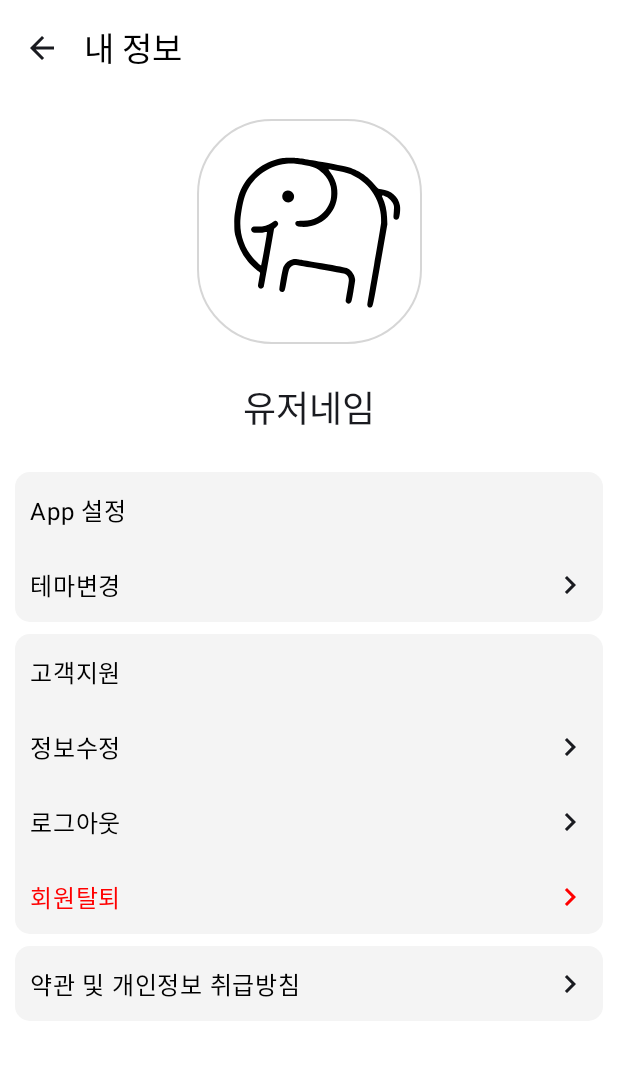
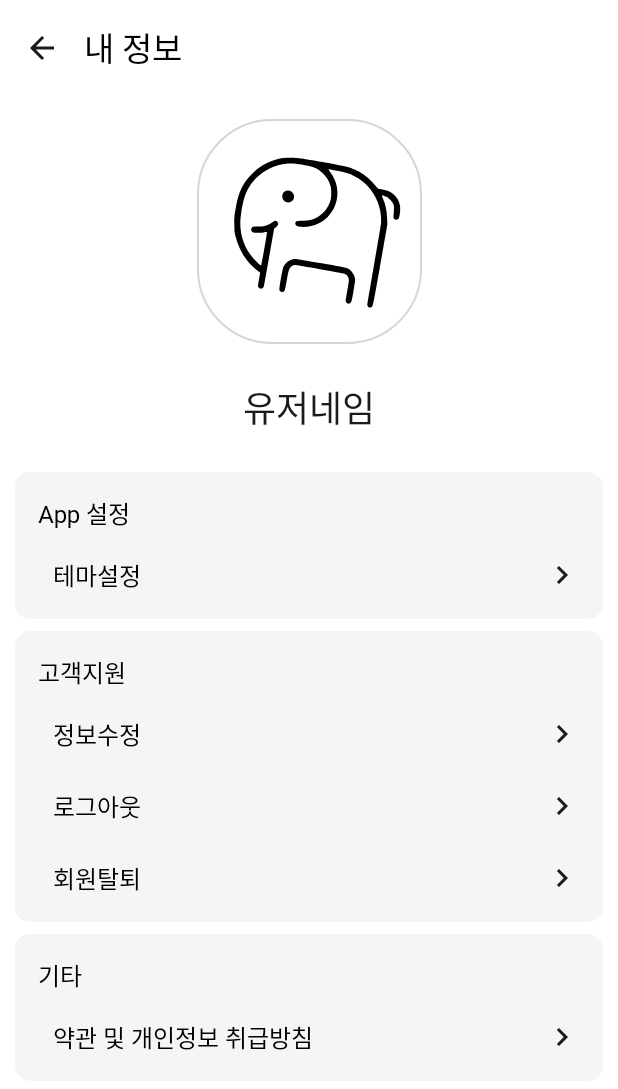
Before and after one commit to COINKIRI/Coinkiri-android, an Android app built with Jetpack Compose: the ProfileScreen screen opened through its navigation route, on a phone screen of 412 x 824 dp. Shown: the top 1089 px of the screen. Run offline under Robolectric (Android 15) with nearby library versions, the phone set to English and light mode, and no system bars; our stand-ins replace Dagger/Hilt's generated code; Roboto replaces fonts that are not available here.

Commit message:
refactor: 기존 설정옵션 SettingOptionsItem 컴포넌트로 통합

```diff
--- a/app/src/main/java/com/coinkiri/coinkiri/ui/profile/ProfileScreen.kt
+++ b/app/src/main/java/com/coinkiri/coinkiri/ui/profile/ProfileScreen.kt
@@ -1,6 +1,7 @@
 package com.coinkiri.coinkiri.ui.profile
 
 import androidx.compose.foundation.background
+import androidx.compose.foundation.layout.Arrangement
 import androidx.compose.foundation.layout.Column
 import androidx.compose.foundation.layout.PaddingValues
 import androidx.compose.foundation.layout.Spacer
@@ -8,7 +9,6 @@ import androidx.compose.foundation.layout.fillMaxSize
 import androidx.compose.foundation.layout.height
 import androidx.compose.foundation.layout.padding
 import androidx.compose.material3.Scaffold
-import androidx.compose.material3.Text
 import androidx.compose.runtime.Composable
 import androidx.compose.ui.Alignment
 import androidx.compose.ui.Modifier
@@ -19,10 +19,8 @@ import com.coinkiri.coinkiri.R
 import com.coinkiri.coinkiri.core.designsystem.component.topappbar.CoinkiriTopBar
 import com.coinkiri.coinkiri.core.designsystem.theme.CoinkiriTheme
 import com.coinkiri.coinkiri.core.designsystem.theme.White
-import com.coinkiri.coinkiri.ui.profile.component.FirstSettingList
-import com.coinkiri.coinkiri.ui.profile.component.ProfileImg
-import com.coinkiri.coinkiri.ui.profile.component.SecondSettingList
-import com.coinkiri.coinkiri.ui.profile.component.ThirdSettingList
+import com.coinkiri.coinkiri.ui.profile.component.SettingOptionsItem
+import com.coinkiri.coinkiri.ui.profile.component.OptionItem
 import com.coinkiri.coinkiri.ui.profile.component.UserInfoItem
 
 @Composable
@@ -36,7 +34,9 @@ fun ProfileScreen(
             )
         },
         content = { padding ->
-            ProfileContent(padding)
+            ProfileContent(
+                padding
+            )
         }
     )
 }
@@ -57,30 +57,59 @@ private fun ProfileContent(
     padding: PaddingValues
 ) {
     Column(
+        horizontalAlignment = Alignment.CenterHorizontally,
         modifier = Modifier
             .padding(padding)
             .fillMaxSize()
-            .background(White),
-        horizontalAlignment = Alignment.CenterHorizontally
+            .background(White)
     ) {
         UserInfoItem()
         Column(
-            modifier = Modifier
-                .padding(10.dp),
+            verticalArrangement = Arrangement.spacedBy(8.dp),
+            modifier = Modifier.padding(10.dp),
         ) {
-            FirstSettingList()
-            Spacer(modifier = Modifier.height(8.dp))
-            SecondSettingList()
-            Spacer(modifier = Modifier.height(8.dp))
-            ThirdSettingList()
+            SettingOptionsItem(
+                title = "App 설정"
+            ) {
+                OptionItem(
+                    text = "테마설정",
+                    onOptionClick = { /*TODO*/ }
+                )
+            }
+            SettingOptionsItem(
+                title = "고객지원"
+            ) {
+                OptionItem(
+                    text = "정보수정",
+                    onOptionClick = { /*TODO*/ }
+                )
+                OptionItem(
+                    text = "로그아웃",
+                    onOptionClick = { /*TODO*/ }
+                )
+                OptionItem(
+                    text = "회원탈퇴",
+                    onOptionClick = { /*TODO*/ }
+                )
+            }
+            SettingOptionsItem(
+                title = "기타"
+            ) {
+                OptionItem(
+                    text = "약관 및 개인정보 취급방침",
+                    onOptionClick = { /*TODO*/ }
+                )
+            }
         }
     }
 }
 
 @Preview
 @Composable
-fun ProfileScreenPreview() {
+private fun ProfileScreenPreview() {
     CoinkiriTheme {
-        ProfileScreen(onBackClick = { Unit })
+        ProfileScreen(
+            onBackClick = { }
+        )
     }
 }
--- a/app/src/main/java/com/coinkiri/coinkiri/ui/profile/component/FirstSettingList.kt
+++ /dev/null
@@ -1,91 +0,0 @@
-package com.coinkiri.coinkiri.ui.profile.component
-
-import androidx.compose.foundation.layout.Column
-import androidx.compose.foundation.layout.Row
-import androidx.compose.foundation.layout.fillMaxSize
-import androidx.compose.foundation.layout.fillMaxWidth
-import androidx.compose.foundation.layout.height
-import androidx.compose.foundation.layout.padding
-import androidx.compose.foundation.layout.wrapContentSize
-import androidx.compose.foundation.shape.RoundedCornerShape
-import androidx.compose.material.icons.Icons
-import androidx.compose.material.icons.filled.ChevronRight
-import androidx.compose.material3.Card
-import androidx.compose.material3.CardDefaults
-import androidx.compose.material3.Icon
-import androidx.compose.material3.Text
-import androidx.compose.runtime.Composable
-import androidx.compose.ui.Alignment
-import androidx.compose.ui.Modifier
-import androidx.compose.ui.graphics.Color
-import androidx.compose.ui.tooling.preview.Preview
-import androidx.compose.ui.unit.dp
-import com.coinkiri.coinkiri.core.designsystem.theme.Black
-import com.coinkiri.coinkiri.core.designsystem.theme.White
-
-@Composable
-fun FirstSettingList() {
-    Column(
-        modifier = Modifier
-            .height(100.dp)
-    ) {
-        Card(
-            onClick = { /*TODO*/ },
-            shape = RoundedCornerShape(
-                topStart = 10.dp,
-                topEnd = 10.dp,
-                bottomStart = 0.dp,
-                bottomEnd = 0.dp
-            ),
-            colors = CardDefaults.cardColors(Color(0xFFF4F4F4)),
-            modifier = Modifier
-                .weight(0.5f)
-                .fillMaxWidth()
-        ) {
-            Text(
-                text = "App 설정",
-                color = Black,
-                modifier = Modifier
-                    .padding(10.dp)
-                    .fillMaxSize()
-                    .wrapContentSize(Alignment.CenterStart)
-            )
-        }
-        Card(
-            onClick = { /*TODO*/ },
-            shape = RoundedCornerShape(
-                topStart = 0.dp,
-                topEnd = 0.dp,
-                bottomStart = 10.dp,
-                bottomEnd = 10.dp
-            ),
-            colors = CardDefaults.cardColors(Color(0xFFF4F4F4)),
-            modifier = Modifier
-                .weight(0.5f)
-                .fillMaxWidth(),
-        ) {
-            Row(
-                modifier = Modifier
-                    .padding(10.dp)
-                    .fillMaxSize(),
-                verticalAlignment = Alignment.CenterVertically
-            ) {
-                Text(
-                    text = "테마변경", color = Black, modifier = Modifier
-                        .weight(1f)
-                        .wrapContentSize(Alignment.CenterStart)
-                )
-                Icon(
-                    imageVector = Icons.Default.ChevronRight,
-                    contentDescription = ">",
-                )
-            }
-        }
-    }
-}
-
-@Preview
-@Composable
-fun FirstSettingListPreview() {
-    FirstSettingList()
-}
--- /dev/null
+++ b/app/src/main/java/com/coinkiri/coinkiri/ui/profile/component/OptionItem.kt
@@ -0,0 +1,61 @@
+package com.coinkiri.coinkiri.ui.profile.component
+
+import androidx.compose.foundation.layout.Arrangement
+import androidx.compose.foundation.layout.Row
+import androidx.compose.foundation.layout.fillMaxWidth
+import androidx.compose.foundation.layout.padding
+import androidx.compose.material.icons.Icons
+import androidx.compose.material.icons.filled.ChevronRight
+import androidx.compose.material3.Icon
+import androidx.compose.material3.Surface
+import androidx.compose.material3.Text
+import androidx.compose.runtime.Composable
+import androidx.compose.ui.Alignment
+import androidx.compose.ui.Modifier
+import androidx.compose.ui.graphics.Color
+import androidx.compose.ui.text.font.FontWeight
+import androidx.compose.ui.tooling.preview.Preview
+import androidx.compose.ui.unit.dp
+import com.coinkiri.coinkiri.core.designsystem.theme.Black
+import com.coinkiri.coinkiri.core.designsystem.theme.CoinkiriTheme
+
+@Composable
+fun OptionItem(
+    text: String,
+    onOptionClick: () -> Unit
+) {
+    Surface(
+        onClick = onOptionClick,
+        color = Color.Transparent,
+    ) {
+        Row(
+            verticalAlignment = Alignment.CenterVertically,
+            horizontalArrangement = Arrangement.SpaceBetween,
+            modifier = Modifier
+                .fillMaxWidth()
+                .padding(start = 10.dp)
+        ) {
+            Text(
+                text = text,
+                color = Black,
+                fontWeight = FontWeight.Thin,
+                style = CoinkiriTheme.typography.titleMedium
+            )
+            Icon(
+                imageVector = Icons.Default.ChevronRight,
+                contentDescription = "",
+            )
+        }
+    }
+}
+
+@Preview(showBackground = true)
+@Composable
+private fun OptionItemtPreview() {
+    CoinkiriTheme {
+        OptionItem(
+            text = "테마변경",
+            onOptionClick = {}
+        )
+    }
+}
--- a/app/src/main/java/com/coinkiri/coinkiri/ui/profile/component/SecondSettingList.kt
+++ /dev/null
@@ -1,142 +0,0 @@
-package com.coinkiri.coinkiri.ui.profile.component
-
-import androidx.compose.foundation.layout.Column
-import androidx.compose.foundation.layout.Row
-import androidx.compose.foundation.layout.fillMaxSize
-import androidx.compose.foundation.layout.fillMaxWidth
-import androidx.compose.foundation.layout.height
-import androidx.compose.foundation.layout.padding
-import androidx.compose.foundation.layout.wrapContentSize
-import androidx.compose.foundation.shape.RoundedCornerShape
-import androidx.compose.material.icons.Icons
-import androidx.compose.material.icons.filled.ChevronRight
-import androidx.compose.material3.Card
-import androidx.compose.material3.CardDefaults
-import androidx.compose.material3.Icon
-import androidx.compose.material3.Text
-import androidx.compose.runtime.Composable
-import androidx.compose.ui.Alignment
-import androidx.compose.ui.Modifier
-import androidx.compose.ui.graphics.Color
-import androidx.compose.ui.graphics.RectangleShape
-import androidx.compose.ui.tooling.preview.Preview
-import androidx.compose.ui.unit.dp
-import com.coinkiri.coinkiri.core.designsystem.theme.Black
-
-@Composable
-fun SecondSettingList() {
-    Column(
-        modifier = Modifier
-            .height(200.dp)
-    ) {
-        Card(
-            onClick = { /*TODO*/ },
-            shape = RoundedCornerShape(
-                topStart = 10.dp,
-                topEnd = 10.dp,
-                bottomStart = 0.dp,
-                bottomEnd = 0.dp
-            ),
-            colors = CardDefaults.cardColors(Color(0xFFF4F4F4)),
-            modifier = Modifier
-                .weight(0.25f)
-                .fillMaxWidth()
-        ) {
-            Text(
-                text = "고객지원",
-                color = Black,
-                modifier = Modifier
-                    .padding(10.dp)
-                    .fillMaxSize()
-                    .wrapContentSize(Alignment.CenterStart)
-            )
-        }
-        Card(
-            onClick = { /*TODO*/ },
-            shape = RectangleShape,
-            colors = CardDefaults.cardColors(Color(0xFFF4F4F4)),
-            modifier = Modifier
-                .weight(0.25f)
-                .fillMaxWidth(),
-        ) {
-            Row(
-                modifier = Modifier
-                    .padding(10.dp)
-                    .fillMaxSize(),
-                verticalAlignment = Alignment.CenterVertically
-            ) {
-                Text(
-                    text = "정보수정", color = Black, modifier = Modifier
-                        .weight(1f)
-                        .wrapContentSize(Alignment.CenterStart)
-                )
-                Icon(
-                    imageVector = Icons.Default.ChevronRight,
-                    contentDescription = ">",
-                )
-            }
-        }
-        Card(
-            onClick = { /*TODO*/ },
-            shape = RectangleShape,
-            colors = CardDefaults.cardColors(Color(0xFFF4F4F4)),
-            modifier = Modifier
-                .weight(0.25f)
-                .fillMaxWidth(),
-        ) {
-            Row(
-                modifier = Modifier
-                    .padding(10.dp)
-                    .fillMaxSize(),
-                verticalAlignment = Alignment.CenterVertically
-            ) {
-                Text(
-                    text = "로그아웃", color = Black, modifier = Modifier
-                        .weight(1f)
-                        .wrapContentSize(Alignment.CenterStart)
-                )
-                Icon(
-                    imageVector = Icons.Default.ChevronRight,
-                    contentDescription = ">",
-                )
-            }
-        }
-        Card(
-            onClick = { /*TODO*/ },
-            shape = RoundedCornerShape(
-                topStart = 0.dp,
-                topEnd = 0.dp,
-                bottomStart = 10.dp,
-                bottomEnd = 10.dp
-            ),
-            colors = CardDefaults.cardColors(Color(0xFFF4F4F4)),
-            modifier = Modifier
-                .weight(0.25f)
-                .fillMaxWidth(),
-        ) {
-            Row(
-                modifier = Modifier
-                    .padding(10.dp)
-                    .fillMaxSize(),
-                verticalAlignment = Alignment.CenterVertically
-            ) {
-                Text(
-                    text = "회원탈퇴", color = Color.Red, modifier = Modifier
-                        .weight(1f)
-                        .wrapContentSize(Alignment.CenterStart)
-                )
-                Icon(
-                    imageVector = Icons.Default.ChevronRight,
-                    contentDescription = ">",
-                    tint = Color.Red
-                )
-            }
-        }
-    }
-}
-
-@Preview
-@Composable
-fun SecondSettingListPreview() {
-    SecondSettingList()
-}
--- /dev/null
+++ b/app/src/main/java/com/coinkiri/coinkiri/ui/profile/component/SettingOptionsItem.kt
@@ -0,0 +1,57 @@
+package com.coinkiri.coinkiri.ui.profile.component
+
+import androidx.compose.foundation.background
+import androidx.compose.foundation.layout.Arrangement
+import androidx.compose.foundation.layout.Column
+import androidx.compose.foundation.layout.fillMaxWidth
+import androidx.compose.foundation.layout.padding
+import androidx.compose.foundation.shape.RoundedCornerShape
+import androidx.compose.material3.Text
+import androidx.compose.runtime.Composable
+import androidx.compose.ui.Alignment
+import androidx.compose.ui.Modifier
+import androidx.compose.ui.text.font.FontWeight
+import androidx.compose.ui.tooling.preview.Preview
+import androidx.compose.ui.unit.dp
+import com.coinkiri.coinkiri.core.designsystem.theme.Black
+import com.coinkiri.coinkiri.core.designsystem.theme.CoinkiriTheme
+import com.coinkiri.coinkiri.core.designsystem.theme.Gray100
+
+@Composable
+fun SettingOptionsItem(
+    title: String,
+    content: @Composable () -> Unit
+) {
+    Column(
+        verticalArrangement = Arrangement.Center,
+        horizontalAlignment = Alignment.Start,
+        modifier = Modifier
+            .background(
+                color = Gray100,
+                shape = RoundedCornerShape(10.dp)
+            )
+            .padding(top = 15.dp, bottom = 5.dp)
+            .padding(horizontal = 15.dp),
+    ) {
+        Text(
+            text = title,
+            color = Black,
+            fontWeight = FontWeight.SemiBold,
+            style = CoinkiriTheme.typography.titleMedium,
+            modifier = Modifier
+                .fillMaxWidth()
+                .padding(bottom = 5.dp)
+        )
+        content()
+    }
+}
+
+@Preview
+@Composable
+private fun SettingOptionsItemPreview() {
+    CoinkiriTheme {
+        SettingOptionsItem(
+            title = "App 설정"
+        ) { }
+    }
+}
--- a/app/src/main/java/com/coinkiri/coinkiri/ui/profile/component/ThirdSettingList.kt
+++ /dev/null
@@ -1,57 +0,0 @@
-package com.coinkiri.coinkiri.ui.profile.component
-
-import androidx.compose.foundation.layout.Row
-import androidx.compose.foundation.layout.fillMaxSize
-import androidx.compose.foundation.layout.fillMaxWidth
-import androidx.compose.foundation.layout.height
-import androidx.compose.foundation.layout.padding
-import androidx.compose.foundation.layout.wrapContentSize
-import androidx.compose.foundation.shape.RoundedCornerShape
-import androidx.compose.material.icons.Icons
-import androidx.compose.material.icons.filled.ChevronRight
-import androidx.compose.material3.Card
-import androidx.compose.material3.CardDefaults
-import androidx.compose.material3.Icon
-import androidx.compose.material3.Text
-import androidx.compose.runtime.Composable
-import androidx.compose.ui.Alignment
-import androidx.compose.ui.Modifier
-import androidx.compose.ui.graphics.Color
-import androidx.compose.ui.tooling.preview.Preview
-import androidx.compose.ui.unit.dp
-import com.coinkiri.coinkiri.core.designsystem.theme.Black
-
-@Composable
-fun ThirdSettingList() {
-    Card(
-        onClick = { /*TODO*/ },
-        shape = RoundedCornerShape(10.dp),
-        colors = CardDefaults.cardColors(Color(0xFFF4F4F4)),
-        modifier = Modifier
-            .height(50.dp)
-            .fillMaxWidth(),
-    ) {
-        Row(
-            modifier = Modifier
-                .padding(10.dp)
-                .fillMaxSize(),
-            verticalAlignment = Alignment.CenterVertically
-        ) {
-            Text(
-                text = "약관 및 개인정보 취급방침", color = Black, modifier = Modifier
-                    .weight(1f)
-                    .wrapContentSize(Alignment.CenterStart)
-            )
-            Icon(
-                imageVector = Icons.Default.ChevronRight,
-                contentDescription = ">",
-            )
-        }
-    }
-}
-
-@Preview
-@Composable
-fun ThirdSettingListPreview() {
-    ThirdSettingList()
-}
```
